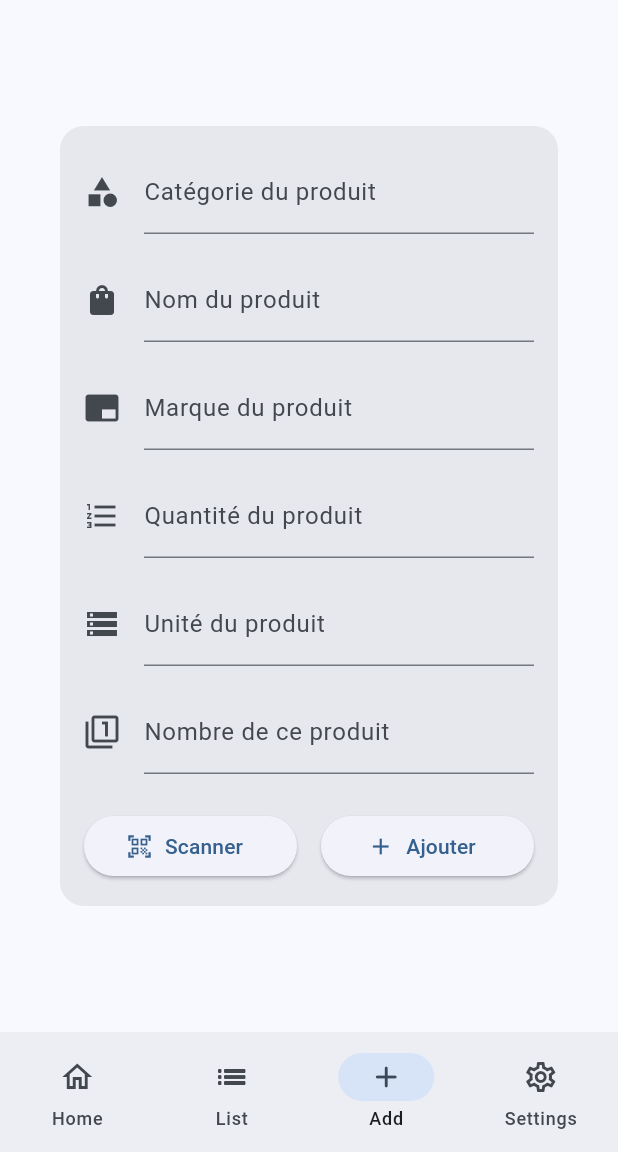
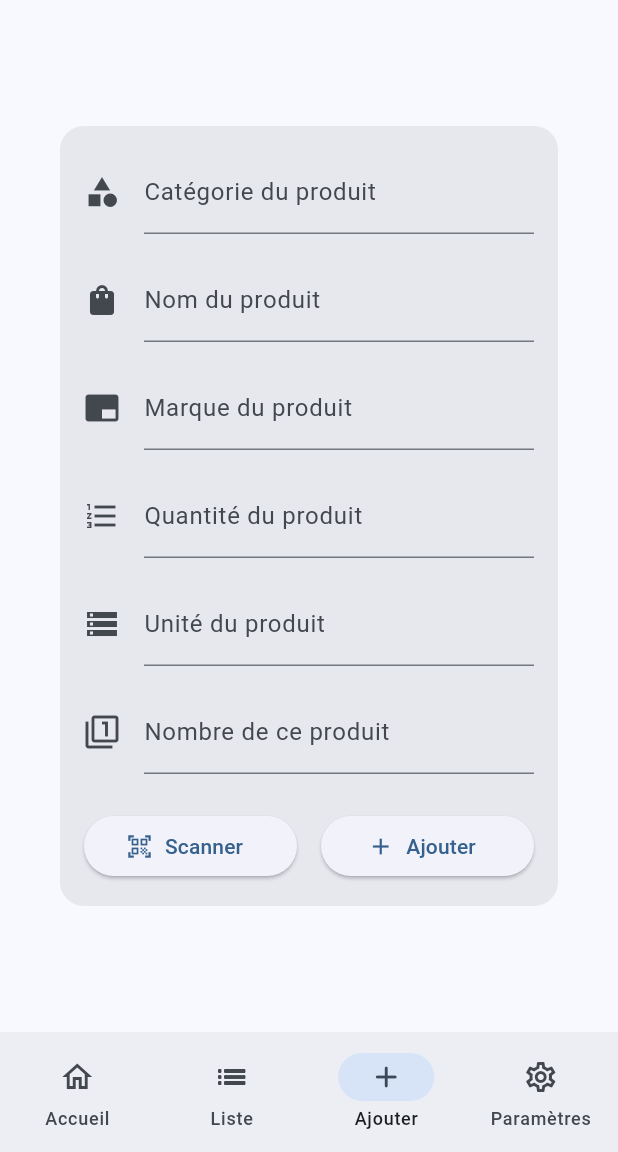
Before and after one commit to FoodInventory/flutter, a Flutter app: the screen it shows after launch, item 3 of the bottom bar chosen, on a phone screen of 412 x 824 dp, the part 84-1236 px from its top. Run offline on Flutter 3.47's test engine with Material 2 defaults, Android fonts, the phone set to English and light mode, and no system bars; network calls fail.

Commit message:
feat: :speech_balloon: update text labels in French

```diff
--- a/lib/pages/app_menu.dart
+++ b/lib/pages/app_menu.dart
@@ -38,22 +38,22 @@ class AppMenuState extends State<AppMenu> {
             NavigationDestination(
               selectedIcon: Icon(Icons.home_rounded),
               icon: Icon(Icons.home_outlined),
-              label: 'Home',
+              label: 'Accueil',
             ),
             NavigationDestination(
               selectedIcon: Icon(Icons.list_rounded),
               icon: Icon(Icons.list_outlined),
-              label: 'List',
+              label: 'Liste',
             ),
             NavigationDestination(
               selectedIcon: Icon(Icons.add_rounded),
               icon: Icon(Icons.add_outlined),
-              label: 'Add',
+              label: 'Ajouter',
             ),
             NavigationDestination(
               selectedIcon: Icon(Icons.settings_rounded),
               icon: Icon(Icons.settings_outlined),
-              label: 'Settings',
+              label: 'Paramètres',
             )
           ],
         ),
```
